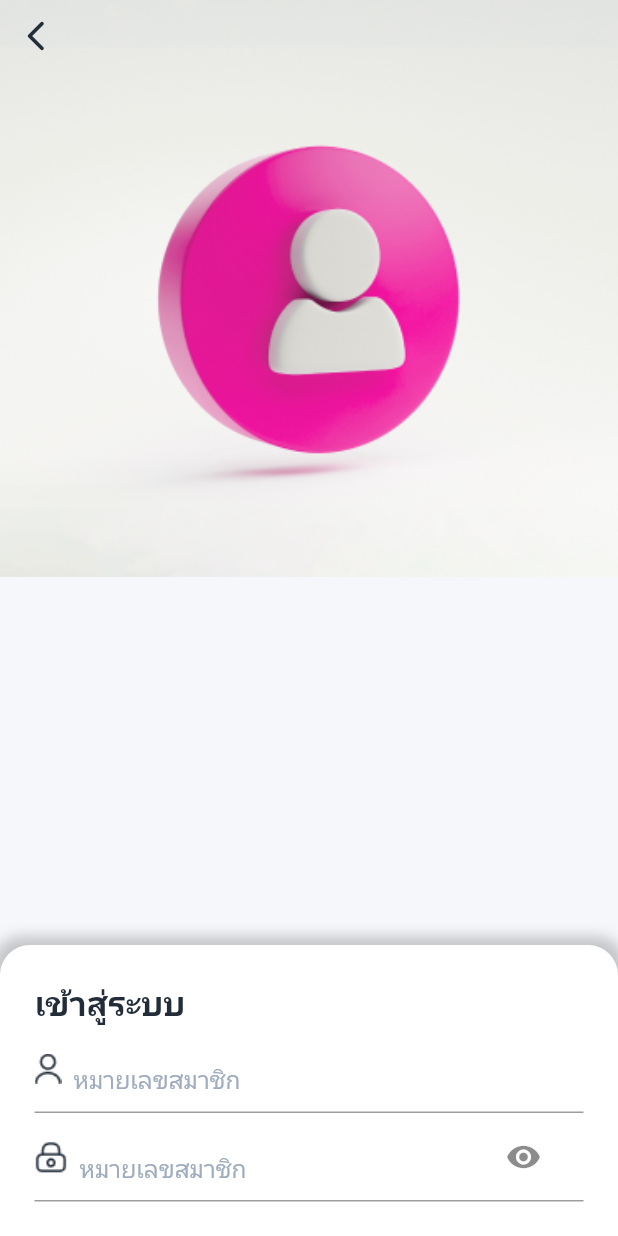
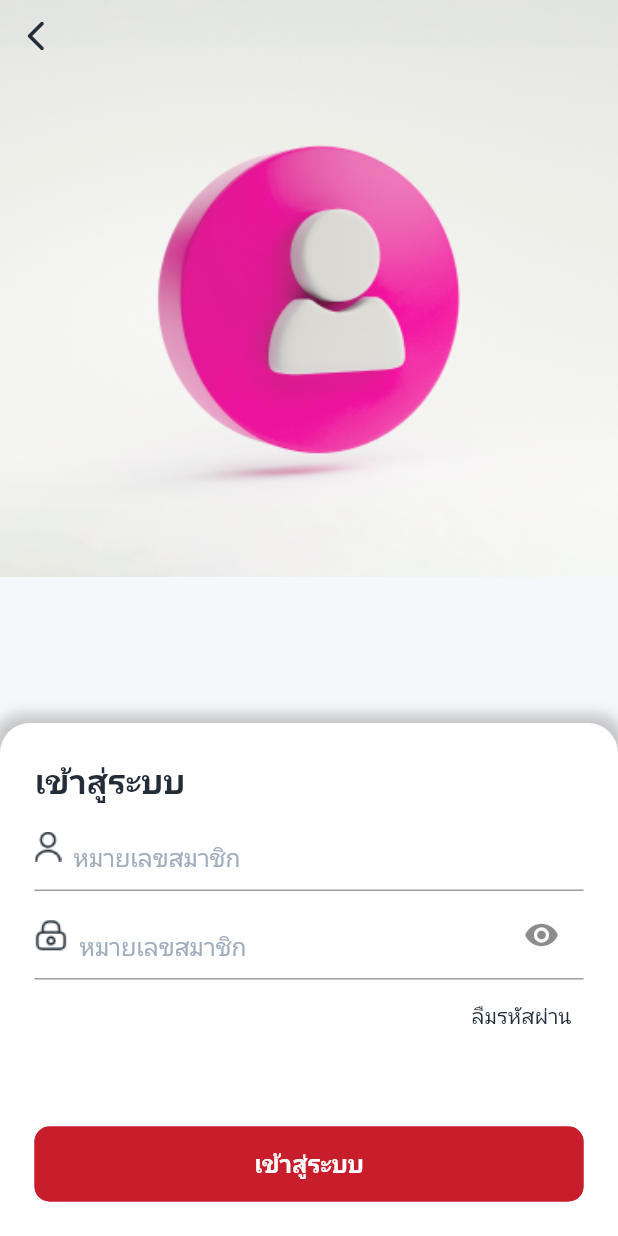
Before and after one commit to cane159/lachule, a Flutter app: the LoginPage screen opened by its route, on a phone screen of 412 x 824 dp. Run offline on Flutter 3.47's test engine with Material 2 defaults, Android fonts, the phone set to English and light mode, and no system bars; our stand-ins replace get.

Commit message:
login page UI done

```diff
--- a/lib/views/login_page.dart
+++ b/lib/views/login_page.dart
@@ -4,8 +4,10 @@ import 'package:lachule/bases/base_assets.dart';
 import 'package:lachule/bases/base_colors.dart';
 import 'package:lachule/bases/base_sizes.dart';
 import 'package:lachule/controllers/login_controller.dart';
+import 'package:lachule/routes/app_pages.dart';
 import 'package:lachule/widgets/back_ground.dart';
 import 'package:lachule/widgets/button/go_back_button.dart';
+import 'package:lachule/widgets/button/primary_button.dart';
 import 'package:lachule/widgets/dismissible_keyboard.dart';
 import 'package:lachule/widgets/text_field/app_text_field.dart';
 
@@ -14,7 +16,8 @@ class LoginPage extends GetWidget<LoginController> {
 
   @override
   Widget build(BuildContext context) {
-    return SafeArea(
+    return DismissibleKeyboard(
+      child: SafeArea(
         child: Scaffold(
           body: SizedBox(
             height: Get.height,
@@ -28,6 +31,7 @@ class LoginPage extends GetWidget<LoginController> {
                 const GoBackbutton(),
                 _bottomSheet(),
               ],
+            ),
           ),
         ),
       ),
@@ -45,8 +49,7 @@ class LoginPage extends GetWidget<LoginController> {
   }
 
   Widget _bottomSheet() {
-    return DismissibleKeyboard(
-      child: Column(
+    return Column(
       children: [
         const Expanded(
           flex: 1,
@@ -98,12 +101,55 @@ class LoginPage extends GetWidget<LoginController> {
                     prefixIcon: Image.asset(IconAssets.lock),
                     canObscure: true,
                   ),
+                  _forgetPasswordButton(),
+                  const SizedBox(
+                    height: 50,
+                  ),
+                  _loginButton(),
                 ],
               ),
             ),
           ),
         ),
       ],
+    );
+  }
+
+  Widget _forgetPasswordButton() {
+    return Row(
+      mainAxisAlignment: MainAxisAlignment.end,
+      children: [
+        TextButton(
+          style: TextButton.styleFrom(
+            textStyle: const TextStyle(
+              color: BaseColors.textPrimary,
+              fontSize: BaseSizes.fontH5,
+            ),
+          ),
+          onPressed: () => {},
+          child: const Text(
+            'ลืมรหัสผ่าน',
+            style: TextStyle(
+              color: BaseColors.textPrimary,
+              fontSize: BaseSizes.fontH5,
+            ),
+          ),
+        ),
+      ],
+    );
+  }
+
+  Widget _loginButton() {
+    return SizedBox(
+      width: double.infinity,
+      child: PrimaryButtonView(
+        onPressed: () => {Get.toNamed(AppRoutes.HOME)},
+        title: 'เข้าสู่ระบบ',
+        textStyle: const TextStyle(
+          fontSize: BaseSizes.fontH4,
+          color: BaseColors.white,
+          fontWeight: FontWeight.bold,
+        ),
       ),
     );
   }
--- a/lib/widgets/text_field/app_text_field.dart
+++ b/lib/widgets/text_field/app_text_field.dart
@@ -4,7 +4,7 @@ import 'package:lachule/bases/base_colors.dart';
 import 'package:lachule/bases/base_sizes.dart';
 
 class AppTextField extends StatefulWidget {
-  const AppTextField(
+  AppTextField(
     this.controller, {
     Key? key,
     this.labelText,
@@ -17,6 +17,7 @@ class AppTextField extends StatefulWidget {
     this.minLine = 1,
     this.textInputAction,
     this.readOnly = false,
+    this.isObscure = true,
   }) : super(
           key: key,
         );
@@ -31,6 +32,7 @@ class AppTextField extends StatefulWidget {
   final int minLine;
   final TextInputAction? textInputAction;
   final bool readOnly;
+  bool isObscure;
 
   @override
   State<AppTextField> createState() => _AppTextFieldState();
@@ -39,11 +41,10 @@ class AppTextField extends StatefulWidget {
 class _AppTextFieldState extends State<AppTextField> {
   @override
   Widget build(BuildContext context) {
-    bool? isObscure = widget.canObscure != null ? true : null;
     void onToggleObscure() {
       setState(() {
-        isObscure = !isObscure!;
-        print('in onToggleObscure $isObscure');
+        widget.isObscure = !widget.isObscure!;
+        print('in onToggleObscure ${widget.isObscure}');
       });
     }
 
@@ -52,7 +53,7 @@ class _AppTextFieldState extends State<AppTextField> {
       children: [
         TextField(
           controller: widget.controller,
-          obscureText: isObscure ?? false,
+          obscureText: widget.isObscure ?? false,
           keyboardType: widget.textInputType,
           maxLength: widget.maxLength,
           maxLengthEnforcement:
@@ -83,7 +84,8 @@ class _AppTextFieldState extends State<AppTextField> {
                 const SizedBox(width: 8)
               ],
             ),
-            suffixIcon: Row(
+            suffixIcon: GestureDetector(
+              child: Row(
                 mainAxisSize: MainAxisSize.min,
                 mainAxisAlignment: MainAxisAlignment.end,
                 children: [
@@ -93,15 +95,14 @@ class _AppTextFieldState extends State<AppTextField> {
                   ],
                   if (widget.canObscure != null) ...[
                     const SizedBox(width: 16),
-                  IconButton(
-                    onPressed: onToggleObscure,
-                    icon: isObscure! == true
+                    widget.isObscure == true
                         ? const Icon(Icons.visibility)
                         : const Icon(Icons.visibility_off),
-                  ),
                   ],
                   const SizedBox(width: 16)
                 ],
+              ),
+              onTap: () => onToggleObscure(),
             ),
           ),
           textInputAction: widget.textInputAction,
```
Also changed, not shown: lib/views/first_menu_page.dart (+6 -6 lines). Lines whose indentation alone changed are shown as unchanged.
